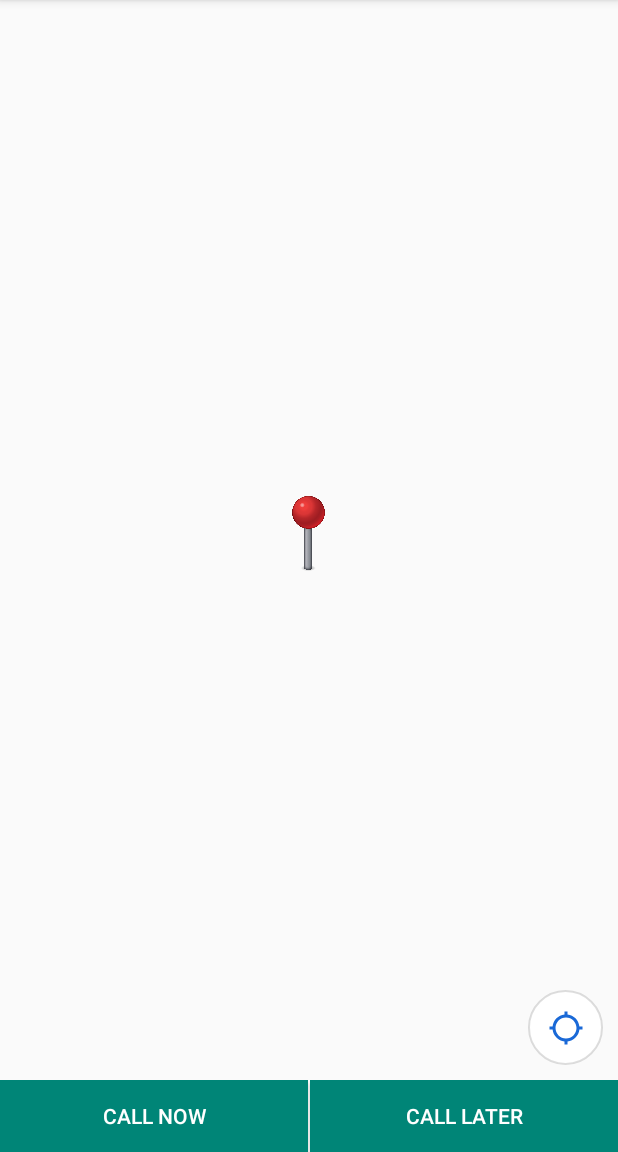
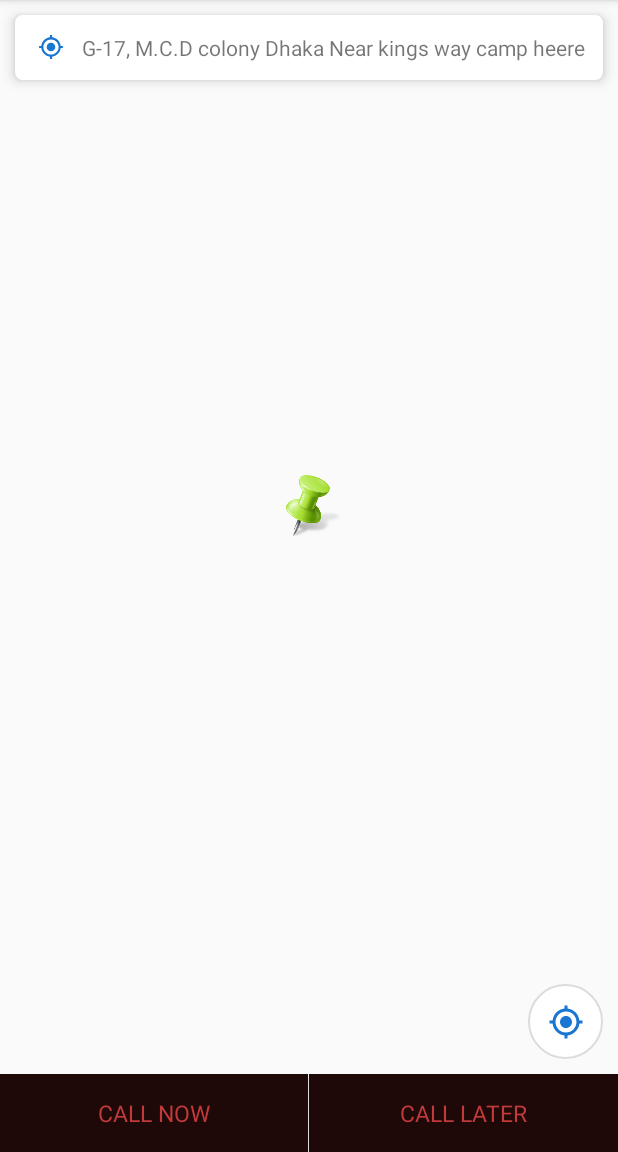
Before and after one commit to boffin311/Ambula, an Android app: the screen it shows after launch (MapsActivity), on a phone screen of 412 x 824 dp, the part 84-1236 px from its top. Run offline under Robolectric (Android 15) with nearby library versions, the phone set to English and light mode, and no system bars; 2 statements that could not run were skipped.

Commit message:
current location and place obtained 28

```diff
--- a/app/src/main/java/com/example/himanshu/ambula/MapVIewClass.java
+++ /dev/null
@@ -1,12 +0,0 @@
-package com.example.himanshu.ambula;
-
-import android.content.Context;
-
-import com.google.android.gms.maps.MapView;
-
-public class MapVIewClass extends MapView {
-    public MapVIewClass(Context context) {
-        super(context);
-    }
-
-}
--- a/app/src/main/java/com/example/himanshu/ambula/MapsActivity.java
+++ b/app/src/main/java/com/example/himanshu/ambula/MapsActivity.java
@@ -1,23 +1,29 @@
 package com.example.himanshu.ambula;
 
 import android.Manifest;
+
 import android.content.pm.PackageManager;
+import android.graphics.Color;
+import android.location.Address;
+import android.location.Geocoder;
 import android.location.Location;
 
 import androidx.annotation.NonNull;
 import androidx.annotation.Nullable;
 import androidx.core.app.ActivityCompat;
-import androidx.fragment.app.Fragment;
+
 import androidx.fragment.app.FragmentActivity;
+
+
 import android.os.Bundle;
 
 import androidx.drawerlayout.widget.DrawerLayout;
 import androidx.appcompat.app.ActionBarDrawerToggle;
 import android.util.Log;
-import android.view.DragEvent;
-import android.view.MotionEvent;
+
 import android.view.View;
 import android.widget.ImageButton;
+import android.widget.TextView;
 import android.widget.Toast;
 
 import com.google.android.gms.common.ConnectionResult;
@@ -32,19 +38,25 @@ import com.google.android.gms.maps.MapView;
 import com.google.android.gms.maps.OnMapReadyCallback;
 
 
+import com.google.android.gms.maps.model.Circle;
+import com.google.android.gms.maps.model.CircleOptions;
 import com.google.android.gms.maps.model.LatLng;
 
 import com.google.android.gms.tasks.OnSuccessListener;
 
-public class MapsActivity extends FragmentActivity implements OnMapReadyCallback,View.OnTouchListener ,View.OnDragListener {
+import java.io.IOException;
+import java.util.List;
+
+public class MapsActivity extends FragmentActivity implements OnMapReadyCallback,GoogleMap.OnCameraMoveListener,GoogleMap.OnCameraMoveStartedListener,GoogleMap.OnCameraMoveCanceledListener,GoogleMap.OnCameraIdleListener {
 
     private GoogleMap mMap;
+    TextView tvLocationName;
     FusedLocationProviderClient fusedLocationProviderClient;
     ImageButton imageCurrentLocation;
     GoogleApiClient googleApiClient;
     androidx.appcompat.widget.Toolbar toolbar;
     LocationRequest locationRequest;
-    View view;
+CircleOptions circleOptions;
     MapFragment mapFragment;
     public static final String TAG = "MYCAM";
     String[] permissions = {Manifest.permission.ACCESS_FINE_LOCATION, Manifest.permission.ACCESS_COARSE_LOCATION};
@@ -57,9 +69,9 @@ public class MapsActivity extends FragmentActivity implements OnMapReadyCallback
         imageCurrentLocation = findViewById(R.id.imageCurrentLocation);
         ActivityCompat.requestPermissions(MapsActivity.this, permissions, REQUEST_CODE);
 
+        tvLocationName=findViewById(R.id.tvLocationName);
 
-      view=findViewById(R.id.map);
-
+        getPlaceName(28.6967,77.2058);
 
 
         // Obtain the SupportMapFragment and get notified when the map is ready to be used.
@@ -70,19 +82,10 @@ public class MapsActivity extends FragmentActivity implements OnMapReadyCallback
         getFragmentManager().beginTransaction().replace(R.id.map,mapFragment)
                 .commit();
        mapFragment.getMapAsync(this);
-//       MapView   mapView=findViewById(R.id.mapView);
-//       mapView.onCreate(savedInstanceState);
-//        mapView.setOnDragListener(new View.OnDragListener() {
-//            @Override
-//            public boolean onDrag(View v, DragEvent event) {
-//                mMap.getCameraPosition();
-//                return false;
-//            }
-//        });
-//        mapView.getMapAsync(this);
+
         toolbar=findViewById(R.id.toolbar);
 
-DrawerLayout drawerLayout=findViewById(R.id.drawer_layout);
+ DrawerLayout drawerLayout=findViewById(R.id.drawer_layout);
         ActionBarDrawerToggle toggle=new ActionBarDrawerToggle(this,drawerLayout,toolbar,R.string.drawer_open,R.string.drawer_close);
         drawerLayout.addDrawerListener(toggle);
         toggle.syncState();
@@ -98,28 +101,29 @@ DrawerLayout drawerLayout=findViewById(R.id.drawer_layout);
         });
 
 
-         view.setOnTouchListener(this);
-         view.setOnDragListener(this);
+
 
 
     }
 
-
-    /**
-     * Manipulates the map once available.
-     * This callback is triggered when the map is ready to be used.
-     * This is where we can add markers or lines, add listeners or move the camera. In this case,
-     * we just add a marker near Sydney, Australia.
-     * If Google Play services is not installed on the device, the user will be prompted to install
-     * it inside the SupportMapFragment. This method will only be triggered once the user has
-     * installed Google Play services and returned to the app.
-     */
     @Override
     public void onMapReady(GoogleMap googleMap) {
         mMap = googleMap;
 //   mMap.getUiSettings().setZoomControlsEnabled(true);
         mMap.getUiSettings().setAllGesturesEnabled(true);
 //   mMap.get
+
+
+//        mMap.setOnCameraMoveStartedListener(this);
+//        mMap.setOnCameraMoveCanceledListener(this);
+
+        mMap.setOnCameraIdleListener(this);
+        mMap.setOnCameraMoveStartedListener(this);
+
+
+
+
+
 
         // Add a marker in Sydney and move the camera
         LatLng sydney = new LatLng(12.9716, 77.5946);
@@ -191,6 +195,11 @@ DrawerLayout drawerLayout=findViewById(R.id.drawer_layout);
                                             Log.d(TAG, "onSuccess: " + location.getLatitude());
                                             LatLng currentLatLng=new LatLng(location.getLatitude(),location.getLongitude());
                                             mMap.animateCamera(CameraUpdateFactory.newLatLngZoom(currentLatLng,16));
+//                                            mMap.addCircle(new CircleOptions().
+//                                                    center(currentLatLng).radius(20).
+//                                                    fillColor(R.color.colorPrimary).
+//                                                    strokeColor(Color.rgb(255,255,255)).
+//                                                    strokeWidth(2));
                                             Log.d(TAG, "onSuccess: "+mMap.getCameraPosition());
                                         }
                                     }
@@ -207,7 +216,7 @@ DrawerLayout drawerLayout=findViewById(R.id.drawer_layout);
                 .addOnConnectionFailedListener(new GoogleApiClient.OnConnectionFailedListener() {
                     @Override
                     public void onConnectionFailed(@NonNull ConnectionResult connectionResult) {
-
+                        Toast.makeText(MapsActivity.this, "Location is not on", Toast.LENGTH_SHORT).show();
                     }
                 }).addApi(LocationServices.API)
                 .build();
@@ -216,22 +225,64 @@ DrawerLayout drawerLayout=findViewById(R.id.drawer_layout);
     }
 
 
+
+
+
+
+
     @Override
-    public boolean onTouch(View v, MotionEvent event) {
-        Toast.makeText(this, "Yes you are touched", Toast.LENGTH_SHORT).show();
-        Log.d("IMT", "onTouch: "+"Hey I am touched and here is my camera position     "+mMap.getCameraPosition());
-        return false;
+    public void onCameraMove() {
+//        Toast.makeText(this, ""+mMap.getCameraPosition(), Toast.LENGTH_SHORT).show();
+        Log.d(TAG, "onCameraMove: "+mMap.getCameraPosition());
+    }
+
+
+    @Override
+    public void onCameraMoveStarted(int i) {
+        Toast.makeText(this,    "I am started ", Toast.LENGTH_SHORT).show();
+//        circleOptions=new CircleOptions();
+
+
+//        mMap.addCircle(circleOptions.center(new LatLng(28.6967,77.2058))
+//                      .radius(10)
+//        .fillColor(R.color.colorPrimary)
+//        .visible(true)
+//        );
+//        mMap.setOnCircleClickListener(new GoogleMap.OnCircleClickListener() {
+//            @Override
+//            public void onCircleClick(Circle circle) {
+//                circle.remove();
+//            }
+//        });
     }
 
     @Override
-    public void onPointerCaptureChanged(boolean hasCapture) {
+    public void onCameraMoveCanceled() {
+        Toast.makeText(this, "I am cancelled", Toast.LENGTH_SHORT).show();
+    }
+
+    @Override
+    public void onCameraIdle() {
+
+        Log.d("OCI", "onCameraIdle: "+mMap.getCameraPosition().target);
+
+       tvLocationName.setText(getPlaceName(mMap.getCameraPosition().target.latitude,mMap.getCameraPosition().target.longitude));
 
     }
 
-    @Override
-    public boolean onDrag(View v, DragEvent event) {
-        Toast.makeText(this, "Yes you are dragged ,I know", Toast.LENGTH_SHORT).show();
-        Log.d("IMT", "onDrag: ");
-        return false;
+
+
+    public String getPlaceName(double latitude,double longitude)
+    {  Address address=null;
+        Geocoder geocoder=new Geocoder(this);
+        try {
+            List<Address>  addresses=geocoder.getFromLocation(latitude,longitude,1);
+            address = addresses.get(0);
+
+
+        } catch (IOException e) {
+            e.printStackTrace();
+        }
+        return address.getAddressLine(0);
     }
 }
--- /dev/null
+++ b/app/src/main/res/drawable/ic_account_circle.xml
@@ -0,0 +1,4 @@
+<?xml version="1.0" encoding="UTF-8" standalone="no"?>
+<vector xmlns:android="http://schemas.android.com/apk/res/android" android:height="24dp" android:viewportHeight="24.0" android:viewportWidth="24.0" android:width="24dp">
+    <path android:fillColor="#000000" android:pathData="M12,2C6.48,2 2,6.48 2,12s4.48,10 10,10 10,-4.48 10,-10S17.52,2 12,2zM12,5c1.66,0 3,1.34 3,3s-1.34,3 -3,3 -3,-1.34 -3,-3 1.34,-3 3,-3zM12,19.2c-2.5,0 -4.71,-1.28 -6,-3.22 0.03,-1.99 4,-3.08 6,-3.08 1.99,0 5.97,1.09 6,3.08 -1.29,1.94 -3.5,3.22 -6,3.22z"/>
+</vector>
--- /dev/null
+++ b/app/src/main/res/drawable/ic_my_location.xml
@@ -0,0 +1,4 @@
+<?xml version="1.0" encoding="UTF-8" standalone="no"?>
+<vector xmlns:android="http://schemas.android.com/apk/res/android" android:height="24dp" android:viewportHeight="24.0" android:viewportWidth="24.0" android:width="24dp">
+    <path android:fillColor="#1976D2" android:pathData="M12,8c-2.21,0 -4,1.79 -4,4s1.79,4 4,4 4,-1.79 4,-4 -1.79,-4 -4,-4zM20.94,11c-0.46,-4.17 -3.77,-7.48 -7.94,-7.94L13,1h-2v2.06C6.83,3.52 3.52,6.83 3.06,11L1,11v2h2.06c0.46,4.17 3.77,7.48 7.94,7.94L11,23h2v-2.06c4.17,-0.46 7.48,-3.77 7.94,-7.94L23,13v-2h-2.06zM12,19c-3.87,0 -7,-3.13 -7,-7s3.13,-7 7,-7 7,3.13 7,7 -3.13,7 -7,7z"/>
+</vector>
--- /dev/null
+++ b/app/src/main/res/drawable/modified_place_holder.xml
@@ -0,0 +1,5 @@
+<?xml version="1.0" encoding="utf-8"?>
+<shape xmlns:android="http://schemas.android.com/apk/res/android">
+<solid android:color="#FFF"/>
+    <corners android:radius="5dp"/>
+</shape>
--- a/app/src/main/res/layout/container_front_layout.xml
+++ b/app/src/main/res/layout/container_front_layout.xml
@@ -3,6 +3,11 @@
     android:layout_width="match_parent"
     android:layout_height="match_parent"
     xmlns:app="http://schemas.android.com/apk/res-auto">
+
+<LinearLayout
+    android:layout_width="match_parent"
+    android:orientation="vertical"
+    android:layout_height="wrap_content">
 
 
     <com.google.android.material.appbar.AppBarLayout
@@ -16,10 +21,39 @@
             android:id="@+id/toolbar"
             android:layout_height="match_parent"></androidx.appcompat.widget.Toolbar>
     </com.google.android.material.appbar.AppBarLayout>
+    <LinearLayout
+        android:layout_width="match_parent"
+        android:layout_margin="10dp"
+        android:background="@drawable/modified_place_holder"
+        android:elevation="5dp"
+        android:layout_height="wrap_content">
+       <FrameLayout
+           android:layout_width="0dp"
+           android:layout_weight="1"
+           android:layout_height="match_parent"><ImageView
+            android:layout_width="17dp"
+            android:layout_gravity="center|right"
+            android:src="@drawable/ic_my_location"
+            android:layout_height="17dp" />
+       </FrameLayout>
+        <TextView
+            android:layout_width="0dp"
+            android:layout_weight="11"
+            android:layout_height="wrap_content"
+            android:maxLines="1"
+            android:id="@+id/tvLocationName"
+            android:nestedScrollingEnabled="true"
+            android:padding="12dp"
+            android:text="G-17, M.C.D colony Dhaka Near kings way camp heere is theo ony" />
+    </LinearLayout>
+</LinearLayout>
+
+
     <ImageView
-        android:layout_width="50dp"
-        android:layout_height="50dp"
-        android:src="@drawable/location_pin"
+        android:layout_width="45dp"
+        android:layout_height="45dp"
+        android:layout_marginBottom="20dp"
+        android:src="@drawable/location_pointer"
         android:layout_gravity="center"/>
    <LinearLayout
        android:layout_width="match_parent"
@@ -34,7 +68,7 @@
       <ImageButton
           android:layout_width="50dp"
           android:background="@drawable/modified_location_button"
-          android:src="@drawable/ic_location_searching"
+          android:src="@drawable/ic_my_location"
           android:elevation="5dp"
           android:id="@+id/imageCurrentLocation"
           android:layout_margin="10dp"
@@ -49,19 +83,26 @@
         android:layout_width="0dp"
         android:layout_weight="1"
         android:text="Call Now"
-        android:textColor="#FFF"
-        android:background="@color/colorPrimary"
+           android:padding="15dp"
+           android:textSize="15dp"
+           android:fontFamily="sans-serif-large"
+           android:textColor="@color/colorTextCall"
+        android:background="@color/colorBottomCall"
         android:layout_height="wrap_content" />
     <TextView
-        android:layout_width="1dp"
-        android:background="#fff"
+        android:layout_width="1px"
+
+android:background="#FFF"
         android:layout_height="match_parent" />
     <Button
         android:layout_width="0dp"
         android:layout_weight="1"
-        android:background="@color/colorPrimary"
+        android:background="@color/colorBottomCall"
         android:text="Call Later"
-        android:textColor="#FFF"
+        android:padding="15dp"
+        android:textSize="15dp"
+        android:fontFamily="sans-serif-large"
+        android:textColor="@color/colorTextCall"
         android:layout_height="wrap_content" />
    </LinearLayout>
    </LinearLayout>
--- a/app/src/main/res/layout/nav_header.xml
+++ b/app/src/main/res/layout/nav_header.xml
@@ -3,8 +3,9 @@
     xmlns:app="http://schemas.android.com/apk/res-auto"
     android:orientation="vertical"
 android:gravity="bottom"
-    android:layout_width="wrap_content"
+    android:layout_width="match_parent"
     android:padding="16dp"
+    android:background="@color/colorPrimary"
     android:layout_height="176dp">
 
 
@@ -21,6 +22,7 @@ android:gravity="bottom"
         android:layout_width="match_parent"
         android:layout_height="wrap_content"
     android:text="Himanshu nautiyal"
+        android:textColor="#FFF"
 
         android:textAppearance="@style/TextAppearance.AppCompat.Body1" />
 
@@ -28,7 +30,7 @@ android:gravity="bottom"
         android:id="@+id/textView"
         android:layout_width="wrap_content"
         android:layout_height="wrap_content"
-
+android:textColor="#FFF"
         android:text="himanshu31198@gmail.com"
        />
 </LinearLayout>
--- a/app/src/main/res/menu/nav_menu.xml
+++ b/app/src/main/res/menu/nav_menu.xml
@@ -5,6 +5,7 @@
     <item android:title="Account"
         android:orderInCategory="100"
         android:id="@+id/nav_account"
+        android:icon="@drawable/ic_account_circle"
         />
 </group>
 
--- a/app/src/main/res/values/colors.xml
+++ b/app/src/main/res/values/colors.xml
@@ -1,6 +1,8 @@
 <?xml version="1.0" encoding="utf-8"?>
 <resources>
     <color name="colorPrimary">#008577</color>
-    <color name="colorPrimaryDark">#00574B</color>
+    <color name="colorPrimaryDark">#c2c6c5</color>
     <color name="colorAccent">#D81B60</color>
+    <color name="colorBottomCall">#1e0808</color>
+    <color name="colorTextCall">#c23a3a</color>
 </resources>
```
Also changed, not shown: app/src/main/res/drawable/location_pointer.png (added).
